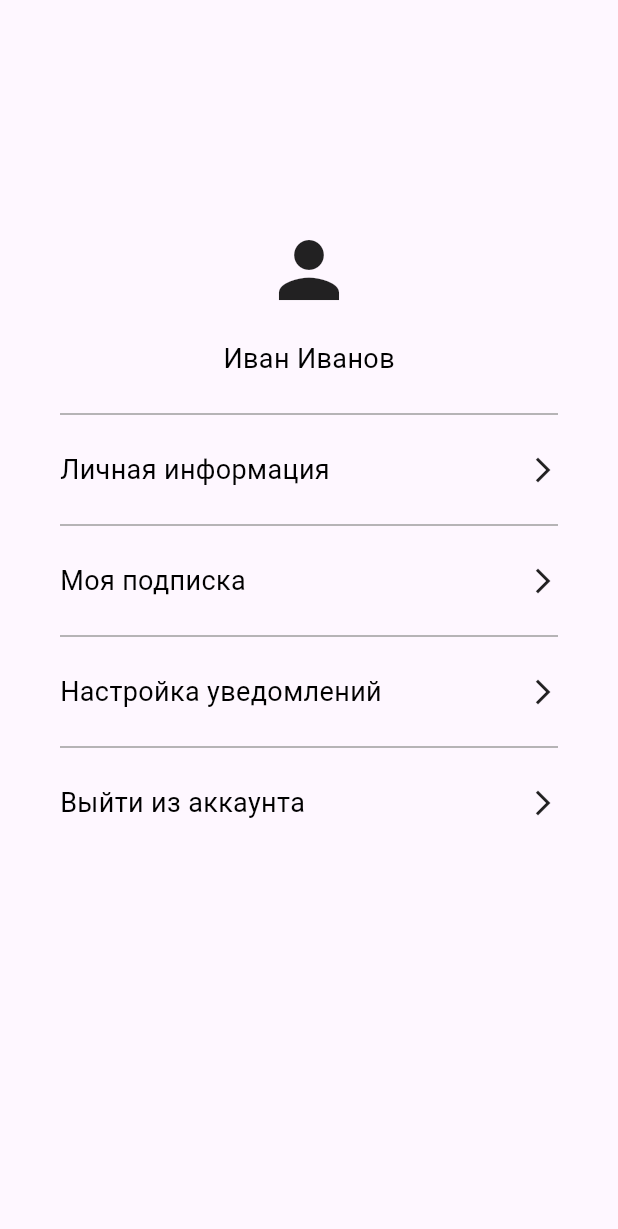
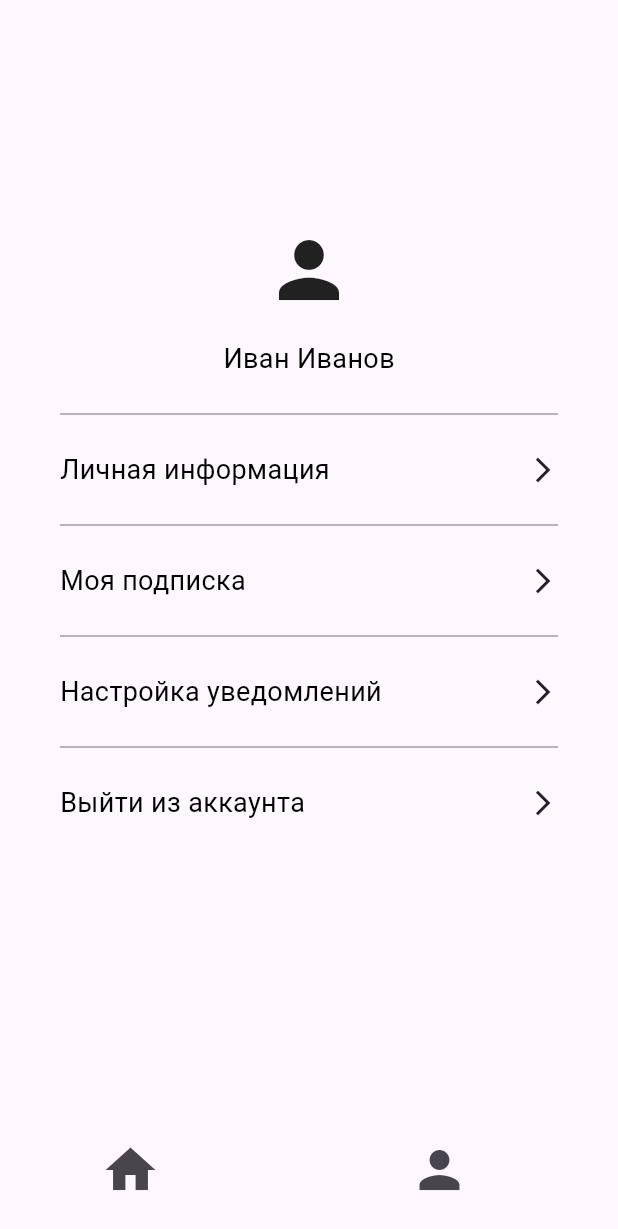
Before and after one commit to pohebeyy/ModelViewerInFlutter, a Flutter app: the home screen opened by its route, after a tap on the "person" icon, on a phone screen of 412 x 824 dp. Shown: the top 1229 px of the screen. Run offline on Flutter 3.47's test engine with Material 3 defaults, Android fonts, the phone set to English and light mode, and no system bars; our stand-ins replace flutter_svg, sqflite; missing offline and left inert: model_viewer_plus; accounts and stored records are empty; statements that could not run were skipped.

Commit message:
second coomit

```diff
--- a/lib/MyApp.dart
+++ b/lib/MyApp.dart
@@ -22,7 +22,7 @@ class MyApp extends StatelessWidget {
       ),
 
       routes:{
-        '/':(context) => MyHomePage(),
+        '/':(context) => MyHomePage (),
         '/home' :(context)=>home(),
         '/register' :(context) => Register(),
         '/lk':(context) => lk(),
--- a/lib/features/Lk/view/lk_screen.dart
+++ b/lib/features/Lk/view/lk_screen.dart
@@ -122,6 +122,30 @@ class _lk extends State<lk> {
         ],
 
       ),
+      floatingActionButton: Stack(
+        children: [
+
+
+          Row(
+            mainAxisAlignment: MainAxisAlignment.spaceAround,
+            children: [
+              IconButton(
+                onPressed: () {
+                   Navigator.of(context).pushNamed('/home');
+                  },
+                  icon: Icon(Icons.home)
+                  ,iconSize:40
+
+                ),
+              IconButton(onPressed: (){
+                Navigator.of(context).pushNamed('/lk');
+              },
+              icon: Icon(Icons.person),iconSize: 40,)
+            ],
+          ),
+          SizedBox(height: 20),
+        ],
+      ),
 
     );
   }
--- a/lib/features/home/view/home_screen.dart
+++ b/lib/features/home/view/home_screen.dart
@@ -1,4 +1,4 @@
-import 'package:flutter/cupertino.dart';
+
 import 'package:flutter/material.dart';
 
 class home extends StatefulWidget {
@@ -11,25 +11,59 @@ class home extends StatefulWidget {
 class _home extends State<home> {
   @override
   Widget build(BuildContext context) {
-    return Scaffold(
-      body: Column(
+   return Scaffold(
 
-        mainAxisAlignment: MainAxisAlignment.end,
+      body: Center(
+        child: Container(
+          width: 300,
+          height: 200,
+          decoration: BoxDecoration(
+            image: DecorationImage(
+              image: AssetImage('assets/svg/image.png'),
+              fit: BoxFit.cover,
+            ),
+            borderRadius: BorderRadius.circular(12),
+            border: Border.all(
+              color: Colors.grey,
+              width: 2,
+            ),
+          ),
+          child: Stack(
+            children: [
+
+              Positioned(
+                bottom: 10,
+                right: 10,
+                child: IconButton(
+                  icon: const Icon(Icons.arrow_forward, color: Colors.white),
+                  onPressed: () {
+
+                    Navigator.of(context).pushNamed('/model');
+                  },
+                ),
+              ),
+            ],
+          ),
+        ),
+      ),
+
+
+      floatingActionButton: Stack(
         children: [
-          TextButton(onPressed: (){
-            Navigator.of(context).pushNamed('/model');
-          }, child: Text("3д модель")),
-          Divider(),
+
+
           Row(
-            mainAxisAlignment: MainAxisAlignment.spaceAround, // Равномерное распределение
+
+            mainAxisAlignment: MainAxisAlignment.spaceAround,
+
             children: [
-              Icon(Icons.home, size: 40), // Иконка home слева от центра
+              Icon(Icons.home, size: 40),
               IconButton(onPressed: (){
                 Navigator.of(context).pushNamed('/lk');
               }, icon: Icon(Icons.person),iconSize: 40,)
             ],
           ),
-          SizedBox(height: 20), // Отступ снизу (опционально)
+          SizedBox(height: 20),
         ],
       ),
     );
```
Also changed, not shown: assets/svg/image.png (added).
